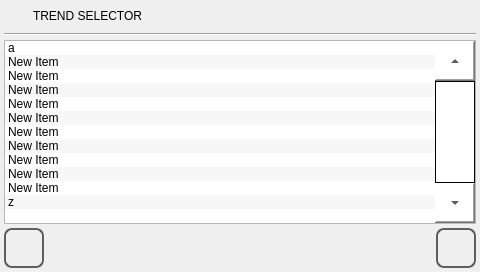
Before: the Qt Designer form qt_templates/ATCM-template-project/item_selector.ui in MECTsrl/mect_plugins, drawn with Qt 5.
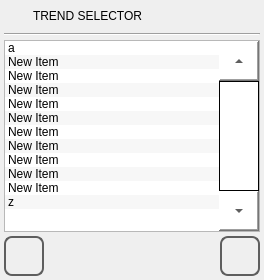
After: the same form once the commit is applied. Icons and pictures are not drawn.

What changed in the file:
```diff
--- a/qt_templates/ATCM-template-project/item_selector.ui
+++ b/qt_templates/ATCM-template-project/item_selector.ui
@@ -6,8 +6,7 @@
    <rect>
     <x>0</x>
     <y>0</y>
-    <width>480</width>
-    <height>272</height>
+    %Model%
    </rect>
   </property>
   <property name="minimumSize">
```
